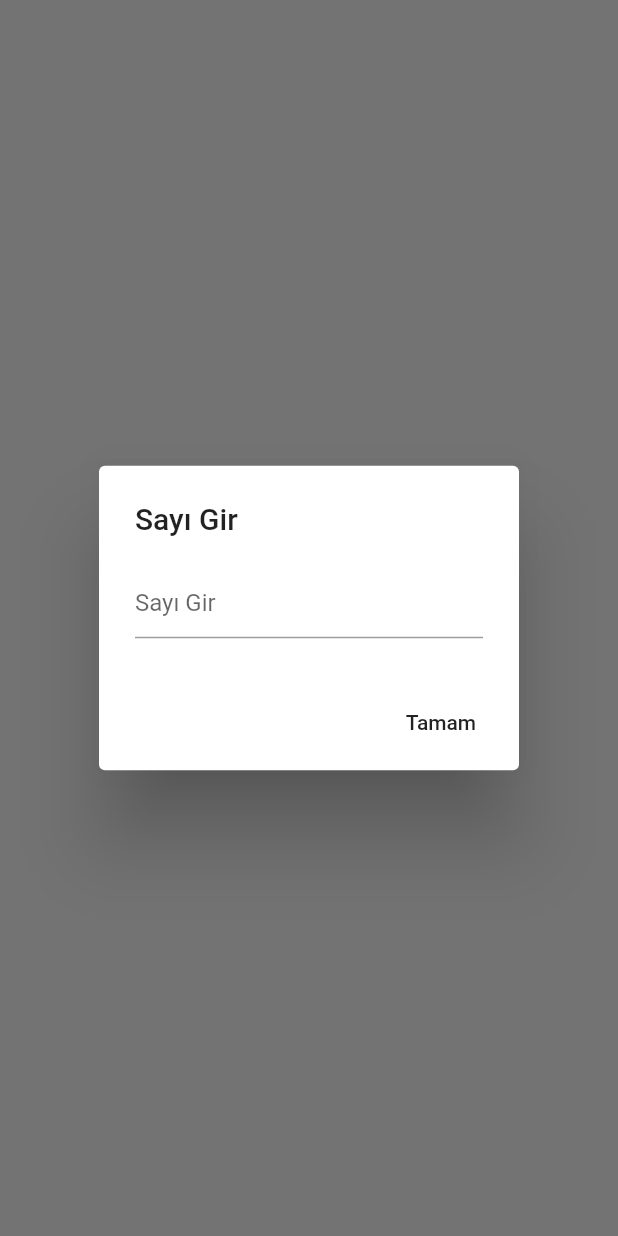
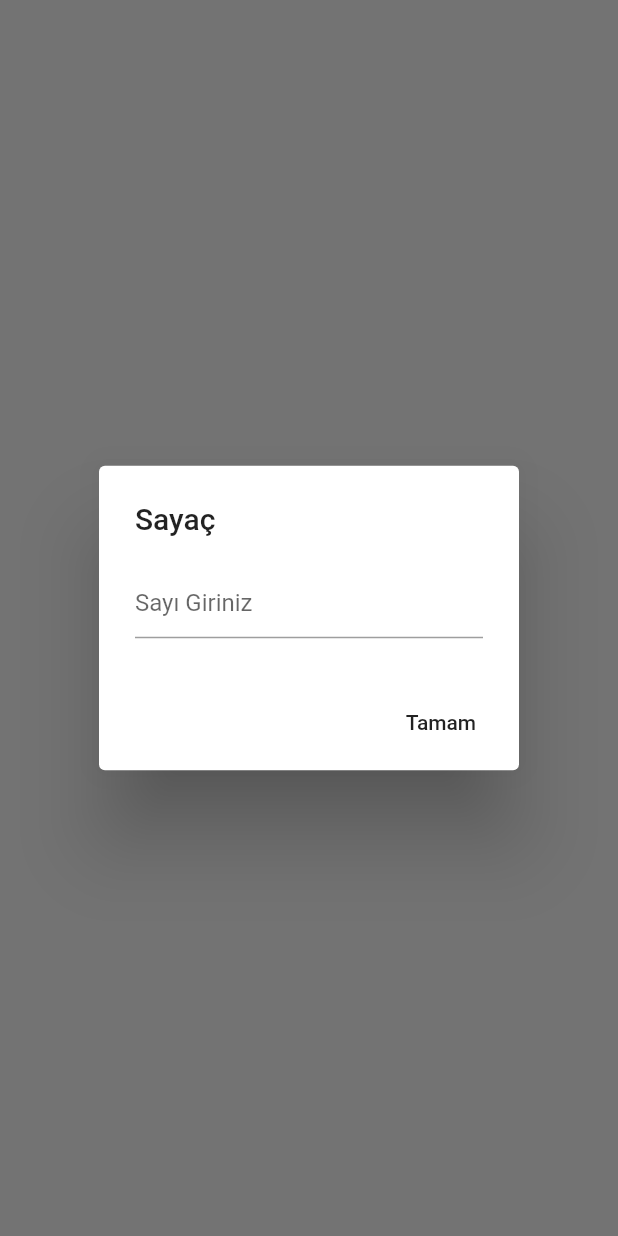
Before and after one commit to sipanarsln/countdown-notification, a Flutter app: the screen it shows after launch, after a tap on the "alarm add" icon, on a phone screen of 412 x 824 dp. Run offline on Flutter 3.47's test engine with Material 2 defaults, Android fonts, the phone set to English and light mode, and no system bars; our stand-ins replace flutter_local_notifications.

Commit message:
duzenleme yapıldı

```diff
--- a/lib/notificationManager.dart
+++ b/lib/notificationManager.dart
@@ -43,8 +43,8 @@ class NotificationManager {
 
     NotificationDetails notificationDetails =
         NotificationDetails(android: androidNotificationDetails);
-    await notificationsPlugin.show(0, 'Çieçğinizin size ihtiyacı var',
-        'Sevginizi ondan', notificationDetails);
+    await notificationsPlugin.show(
+        0, 'Süre doldu', 'Süre doldu', notificationDetails);
   }
 
   Future<void> dispose() async {
--- a/lib/view/countdown_page.dart
+++ b/lib/view/countdown_page.dart
@@ -95,13 +95,13 @@ class _CountDownPageState extends State<CountDownPage>
                     context: context,
                     builder: (context) {
                       return AlertDialog(
-                        title: Text("Sayı Gir"),
+                        title: Text("Sayaç"),
                         content: TextField(
                           onChanged: (value) {
                             valueText = value;
                           },
                           controller: textFieldController,
-                          decoration: InputDecoration(hintText: "Sayı Gir"),
+                          decoration: InputDecoration(hintText: "Sayı Giriniz"),
                         ),
                         actions: [
                           MaterialButton(
```
